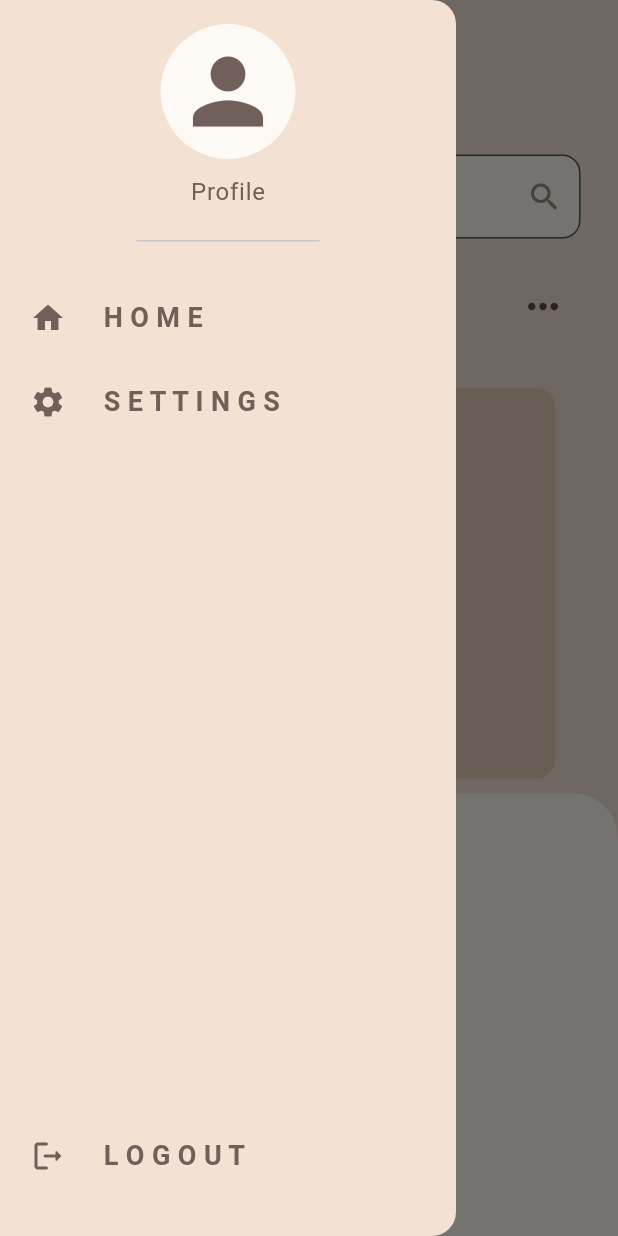
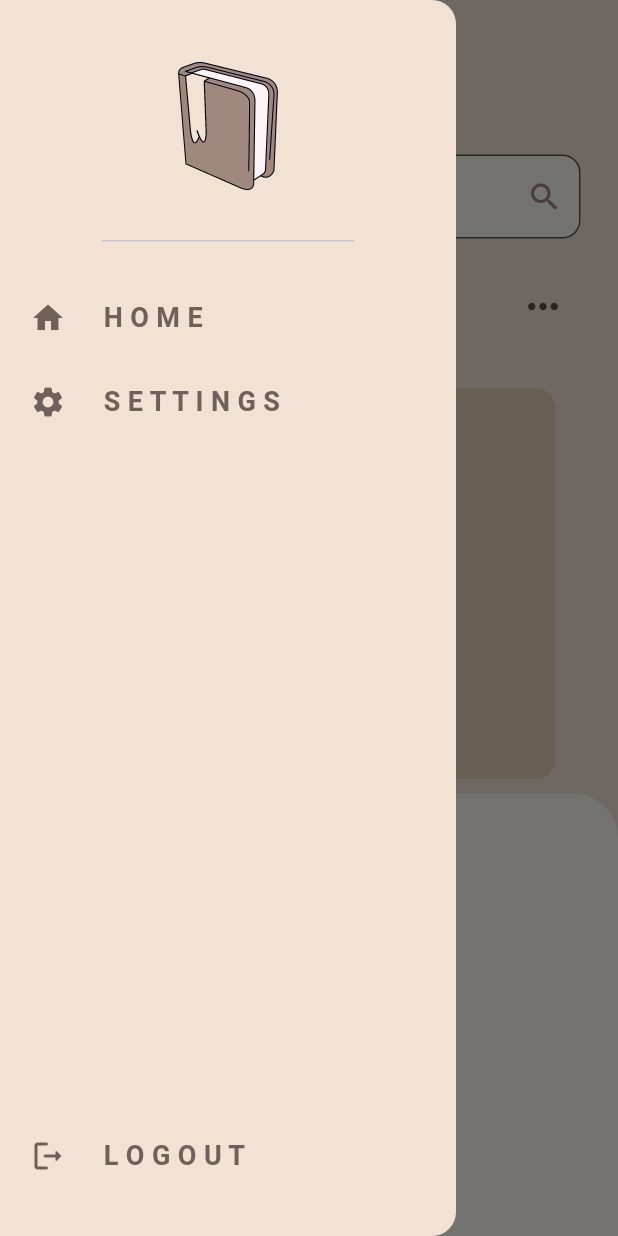
Before and after one commit to RaiZer-Kitsunee/MyBook-App, a Flutter app: the screen it shows after launch, with the side drawer open, on a phone screen of 412 x 824 dp. Run offline on Flutter 3.47's test engine with Material 3 defaults, Android fonts, the phone set to English and light mode, and no system bars; our stand-ins replace shared_preferences; missing offline and left inert: page_flip.

Commit message:
Add Icon And Modified some things

```diff
--- a/lib/Screens/Main/HomePage.dart
+++ b/lib/Screens/Main/HomePage.dart
@@ -10,7 +10,6 @@ import 'package:mybook_app/Widgets/MemorieWidget.dart';
 import 'package:mybook_app/Widgets/BookSheets/AddBookSheet.dart';
 import 'package:mybook_app/Widgets/MyDismissible.dart';
 import 'package:mybook_app/Widgets/MyDrawer.dart';
-import 'package:mybook_app/Widgets/MySnackBar.dart';
 import 'package:shared_preferences/shared_preferences.dart';
 
 class HomePage extends StatefulWidget {
@@ -38,9 +37,9 @@ class _HomePageState extends State<HomePage> {
       books = loadedJsonList.map((e) => BookModels.fromJson(e)).toList();
       setState(() {});
       print("Book List is Loaded");
+    } else {
+      print("the json String has come empty");
     }
-
-    print("the json String has come empty");
   }
 
   @override
@@ -122,61 +121,10 @@ class _HomePageState extends State<HomePage> {
             ),
 
             //* search thing
-            Container(
-              margin: EdgeInsets.symmetric(horizontal: 25, vertical: 15),
-              decoration: BoxDecoration(
-                color: Color(0xFFFDFAF5),
-                borderRadius: BorderRadius.circular(12),
-              ),
-              child: TextField(
-                decoration: InputDecoration(
-                  suffixIcon: Icon(
-                    Icons.search,
-                    color: Color(0xFFA1887F),
-                  ),
-                  enabledBorder: OutlineInputBorder(
-                    borderRadius: BorderRadius.circular(12),
-                    borderSide: BorderSide(
-                      color: Color(0xFF5D4C46),
-                    ),
-                  ),
-                  focusedBorder: OutlineInputBorder(
-                    borderRadius: BorderRadius.circular(12),
-                    borderSide: BorderSide(
-                      color: Color(0xFFA1887F),
-                    ),
-                  ),
-                  hintText: "Search Entries",
-                  hintStyle: TextStyle(
-                    color: Color.fromARGB(255, 178, 161, 155),
-                  ),
-                ),
-              ),
-            ),
+            HomeTextField(),
 
             //* notebooks thing
-            Padding(
-              padding: const EdgeInsets.only(
-                  right: 35, left: 20, bottom: 25, top: 10),
-              child: Row(
-                mainAxisAlignment: MainAxisAlignment.spaceBetween,
-                children: [
-                  Text(
-                    "Notebooks",
-                    style: TextStyle(
-                      fontWeight: FontWeight.bold,
-                      fontSize: 28,
-                      color: Color(0xFF5E4D46),
-                    ),
-                  ),
-                  Icon(
-                    Icons.more_horiz_rounded,
-                    size: 30,
-                    color: Color(0xFF5E4D46),
-                  ),
-                ],
-              ),
-            ),
+            NoteBookTitle(),
 
             //* books part
             Padding(
@@ -276,6 +224,64 @@ class _HomePageState extends State<HomePage> {
     );
   }
 
+  Padding NoteBookTitle() {
+    return Padding(
+      padding: const EdgeInsets.only(right: 35, left: 20, bottom: 25, top: 10),
+      child: Row(
+        mainAxisAlignment: MainAxisAlignment.spaceBetween,
+        children: [
+          Text(
+            "Notebooks",
+            style: TextStyle(
+              fontWeight: FontWeight.bold,
+              fontSize: 28,
+              color: Color(0xFF5E4D46),
+            ),
+          ),
+          Icon(
+            Icons.more_horiz_rounded,
+            size: 30,
+            color: Color(0xFF5E4D46),
+          ),
+        ],
+      ),
+    );
+  }
+
+  Container HomeTextField() {
+    return Container(
+      margin: EdgeInsets.symmetric(horizontal: 25, vertical: 15),
+      decoration: BoxDecoration(
+        color: Color(0xFFFDFAF5),
+        borderRadius: BorderRadius.circular(12),
+      ),
+      child: TextField(
+        decoration: InputDecoration(
+          suffixIcon: Icon(
+            Icons.search,
+            color: Color(0xFFA1887F),
+          ),
+          enabledBorder: OutlineInputBorder(
+            borderRadius: BorderRadius.circular(12),
+            borderSide: BorderSide(
+              color: Color(0xFF5D4C46),
+            ),
+          ),
+          focusedBorder: OutlineInputBorder(
+            borderRadius: BorderRadius.circular(12),
+            borderSide: BorderSide(
+              color: Color(0xFFA1887F),
+            ),
+          ),
+          hintText: "Search Entries",
+          hintStyle: TextStyle(
+            color: Color.fromARGB(255, 178, 161, 155),
+          ),
+        ),
+      ),
+    );
+  }
+
   Row ifTheBooksIsEmpty() {
     return Row(
       children: List.generate(
--- a/lib/Widgets/MyDrawer.dart
+++ b/lib/Widgets/MyDrawer.dart
@@ -10,25 +10,9 @@ Drawer MyDrawer(BuildContext context) {
       children: [
         //* drawer head
         DrawerHeader(
-          child: Column(
-            children: [
-              CircleAvatar(
-                radius: 45,
-                backgroundColor: Color(0xFFFDFAF5),
-                child: Icon(
-                  Icons.person,
-                  color: Color(0xFF716059),
-                  size: 70,
-                ),
-              ),
-              SizedBox(height: 10),
-              Text(
-                "Profile",
-                style: TextStyle(
-                  color: Color(0xFF716059),
-                ),
-              )
-            ],
+          child: Image.asset(
+            "assets/diary.png",
+            scale: 6,
           ),
         ),
 
@@ -51,7 +35,7 @@ Drawer MyDrawer(BuildContext context) {
                     onTap: () {
                       Navigator.pop(context);
                       MySnackBar(
-                          text: "Nothing To Show Here", context: context);
+                          text: "Nothing To Show There", context: context);
                     },
                   ),
                 ],
```
Also changed, not shown: flutter_launcher_icons.yaml (added, +32 -0 lines), pubspec.yaml (+4 -5 lines), assets/diary.png (added), assets/journal.png (added), pubspec.lock, 36 other files.
